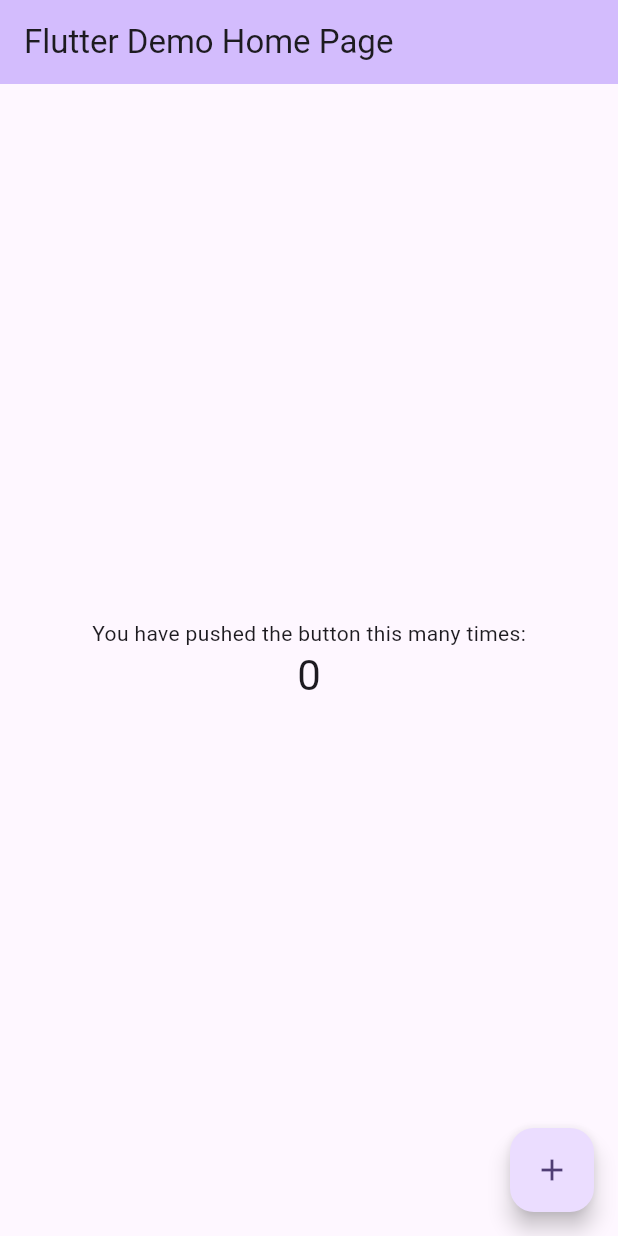
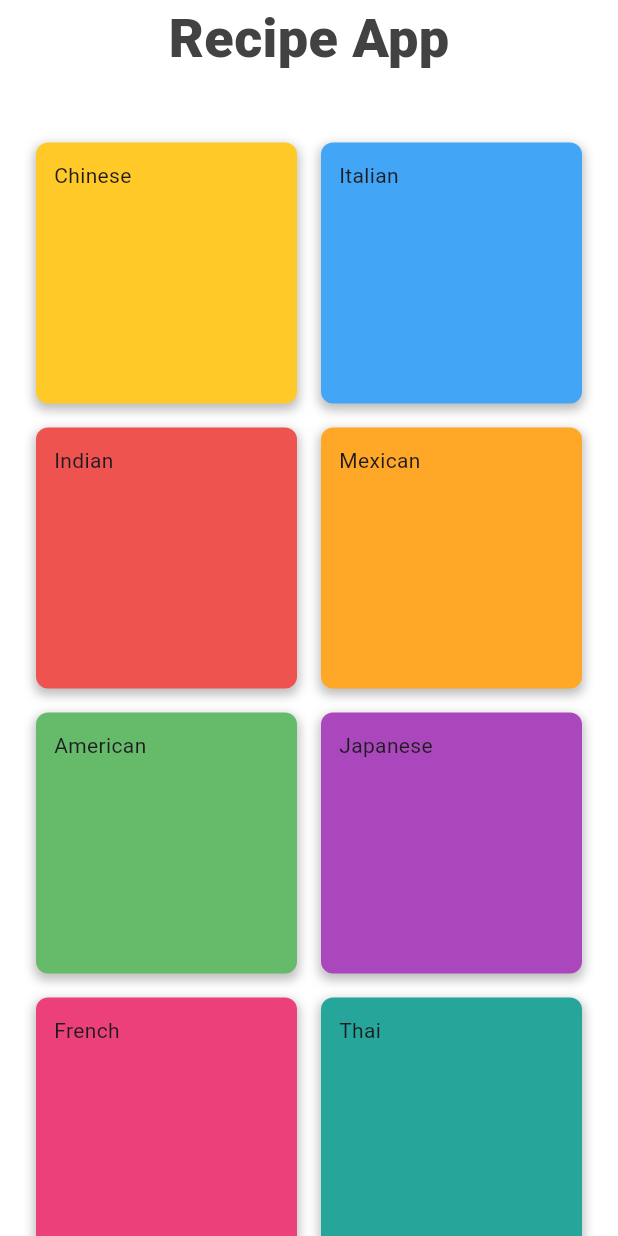
Before and after one commit to JUDEJEEVAN/recipies-app, a Flutter app: the screen it shows after launch, on a phone screen of 412 x 824 dp. Run offline on Flutter 3.47's test engine with Material 3 defaults, Android fonts, the phone set to English and light mode, and no system bars; our stand-ins replace gap, google_fonts.

Commit message:
Session 20 (#1)
* main.dart modified to show the homeScreen.dart

* food category model added.

* food.dart model added.

* HomeScreen created.

* other changes.

```diff
--- a/recipe_app/lib/main.dart
+++ b/recipe_app/lib/main.dart
@@ -1,125 +1,21 @@
 import 'package:flutter/material.dart';
 
-void main() {
-  runApp(const MyApp());
-}
+import 'package:recipe_app/screens/home_screen.dart';
 
-class MyApp extends StatelessWidget {
-  const MyApp({super.key});
+void main() => runApp(
+      const MaterialApp(
+        home: HomeScreen(),
+      ),
+    );
 
-  // This widget is the root of your application.
-  @override
-  Widget build(BuildContext context) {
-    return MaterialApp(
-      title: 'Flutter Demo',
-      theme: ThemeData(
-        // This is the theme of your application.
-        //
-        // TRY THIS: Try running your application with "flutter run". You'll see
-        // the application has a purple toolbar. Then, without quitting the app,
-        // try changing the seedColor in the colorScheme below to Colors.green
-        // and then invoke "hot reload" (save your changes or press the "hot
-        // reload" button in a Flutter-supported IDE, or press "r" if you used
-        // the command line to start the app).
-        //
-        // Notice that the counter didn't reset back to zero; the application
-        // state is not lost during the reload. To reset the state, use hot
-        // restart instead.
-        //
-        // This works for code too, not just values: Most code changes can be
-        // tested with just a hot reload.
-        colorScheme: ColorScheme.fromSeed(seedColor: Colors.deepPurple),
-        useMaterial3: true,
-      ),
-      home: const MyHomePage(title: 'Flutter Demo Home Page'),
-    );
-  }
-}
+/*
 
-class MyHomePage extends StatefulWidget {
-  const MyHomePage({super.key, required this.title});
+  listOfItems.map((singleListItem) => processedSingleListItem);
 
-  // This widget is the home page of your application. It is stateful, meaning
-  // that it has a State object (defined below) that contains fields that affect
-  // how it looks.
 
-  // This class is the configuration for the state. It holds the values (in this
-  // case the title) provided by the parent (in this case the App widget) and
-  // used by the build method of the State. Fields in a Widget subclass are
-  // always marked "final".
+  listOfItems.map((singleListItem) {
+    return processedSingleListItem;
+  })
 
-  final String title;
 
-  @override
-  State<MyHomePage> createState() => _MyHomePageState();
-}
-
-class _MyHomePageState extends State<MyHomePage> {
-  int _counter = 0;
-
-  void _incrementCounter() {
-    setState(() {
-      // This call to setState tells the Flutter framework that something has
-      // changed in this State, which causes it to rerun the build method below
-      // so that the display can reflect the updated values. If we changed
-      // _counter without calling setState(), then the build method would not be
-      // called again, and so nothing would appear to happen.
-      _counter++;
-    });
-  }
-
-  @override
-  Widget build(BuildContext context) {
-    // This method is rerun every time setState is called, for instance as done
-    // by the _incrementCounter method above.
-    //
-    // The Flutter framework has been optimized to make rerunning build methods
-    // fast, so that you can just rebuild anything that needs updating rather
-    // than having to individually change instances of widgets.
-    return Scaffold(
-      appBar: AppBar(
-        // TRY THIS: Try changing the color here to a specific color (to
-        // Colors.amber, perhaps?) and trigger a hot reload to see the AppBar
-        // change color while the other colors stay the same.
-        backgroundColor: Theme.of(context).colorScheme.inversePrimary,
-        // Here we take the value from the MyHomePage object that was created by
-        // the App.build method, and use it to set our appbar title.
-        title: Text(widget.title),
-      ),
-      body: Center(
-        // Center is a layout widget. It takes a single child and positions it
-        // in the middle of the parent.
-        child: Column(
-          // Column is also a layout widget. It takes a list of children and
-          // arranges them vertically. By default, it sizes itself to fit its
-          // children horizontally, and tries to be as tall as its parent.
-          //
-          // Column has various properties to control how it sizes itself and
-          // how it positions its children. Here we use mainAxisAlignment to
-          // center the children vertically; the main axis here is the vertical
-          // axis because Columns are vertical (the cross axis would be
-          // horizontal).
-          //
-          // TRY THIS: Invoke "debug painting" (choose the "Toggle Debug Paint"
-          // action in the IDE, or press "p" in the console), to see the
-          // wireframe for each widget.
-          mainAxisAlignment: MainAxisAlignment.center,
-          children: <Widget>[
-            const Text(
-              'You have pushed the button this many times:',
-            ),
-            Text(
-              '$_counter',
-              style: Theme.of(context).textTheme.headlineMedium,
-            ),
-          ],
-        ),
-      ),
-      floatingActionButton: FloatingActionButton(
-        onPressed: _incrementCounter,
-        tooltip: 'Increment',
-        child: const Icon(Icons.add),
-      ), // This trailing comma makes auto-formatting nicer for build methods.
-    );
-  }
-}
+*/
--- /dev/null
+++ b/recipe_app/lib/models/food.dart
@@ -0,0 +1,11 @@
+class Food {
+  final String name;
+
+  /// steps to produce the meal
+  final List<String> procedure;
+
+  /// the duration to cook the meal
+  final double? duration;
+
+  Food({required this.name, this.duration, required this.procedure});
+}
--- /dev/null
+++ b/recipe_app/lib/models/food_category.dart
@@ -0,0 +1,17 @@
+import 'dart:ui';
+
+import 'package:flutter/material.dart';
+import 'package:recipe_app/models/food.dart';
+
+class FoodCategory {
+  final String title;
+
+  /// color for the widget in the home screen
+  Color color;
+
+  /// avalable food under this category.
+  List<Food>? availableRecipe = [];
+
+  FoodCategory(
+      {required this.title, this.color = Colors.green, this.availableRecipe});
+}
--- /dev/null
+++ b/recipe_app/lib/screens/home_screen.dart
@@ -0,0 +1,99 @@
+import 'package:flutter/material.dart';
+import 'package:gap/gap.dart';
+import 'package:google_fonts/google_fonts.dart';
+import 'package:recipe_app/models/food_category.dart';
+
+class HomeScreen extends StatelessWidget {
+  const HomeScreen({super.key});
+
+  @override
+  Widget build(BuildContext context) {
+    final List<FoodCategory> foodCategories = [
+      FoodCategory(title: 'Chinese', color: Colors.amber.shade400),
+      FoodCategory(title: 'Italian', color: Colors.blue.shade400),
+      FoodCategory(title: 'Indian', color: Colors.red.shade400),
+      FoodCategory(title: 'Mexican', color: Colors.orange.shade400),
+      FoodCategory(title: 'American', color: Colors.green.shade400),
+      FoodCategory(title: 'Japanese', color: Colors.purple.shade400),
+      FoodCategory(title: 'French', color: Colors.pink.shade400),
+      FoodCategory(title: 'Thai', color: Colors.teal.shade400),
+      FoodCategory(title: 'Mediterranean', color: Colors.cyan.shade400),
+      FoodCategory(title: 'Spanish', color: Colors.deepOrange.shade400),
+    ];
+
+    return Scaffold(
+      backgroundColor: Colors.white,
+      body: Padding(
+        padding: const EdgeInsets.symmetric(horizontal: 16),
+        child: SafeArea(
+          child: Column(
+            children: [
+              // App title
+              Text(
+                'Recipe App',
+                style: TextStyle(
+                  fontSize: 36,
+                  fontWeight: FontWeight.w900,
+                  color: Colors.grey.shade800,
+                ),
+                // style: GoogleFonts.lato(),
+              ),
+
+              const Gap(36),
+
+              // Expanded(
+              // child: ListView.builder(
+              //   itemCount: foodCategories.length,
+              //   itemBuilder: (ctx, index) {
+              //     return Padding(
+              //         padding: EdgeInsets.symmetric(vertical: 60),
+              //         child: Text(foodCategories[index]));
+              //   },
+              // ),
+              // child: ListView(
+              //   children: foodCategories
+              //       .map((catogory) => Padding(
+              //           padding: EdgeInsets.symmetric(vertical: 60),
+              //           child: Text(catogory)))
+              //       .toList(),
+              // ),
+              // ),
+
+              Expanded(
+                child: GridView(
+                  // padding: const EdgeInsets.all(16),
+                  gridDelegate: const SliverGridDelegateWithFixedCrossAxisCount(
+                    crossAxisCount: 2,
+                  ),
+                  children: foodCategories
+                      .map(
+                        (category) => Padding(
+                          padding: const EdgeInsets.all(8.0),
+                          child: Container(
+                            padding: const EdgeInsets.all(12),
+                            decoration: BoxDecoration(
+                              boxShadow: [
+                                BoxShadow(
+                                  color: Colors.grey.shade400,
+                                  blurRadius: 5,
+                                  spreadRadius: 1,
+                                  offset: const Offset(0, 3),
+                                )
+                              ],
+                              borderRadius: BorderRadius.circular(8),
+                              color: category.color,
+                            ),
+                            child: Text(category.title),
+                          ),
+                        ),
+                      )
+                      .toList(),
+                ),
+              )
+            ],
+          ),
+        ),
+      ),
+    );
+  }
+}
```
Also changed, not shown: 3 other files.
